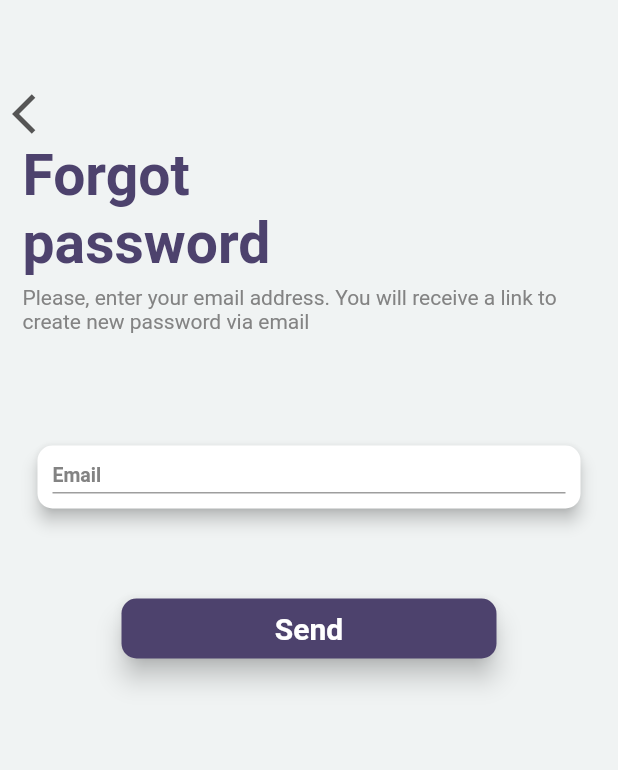
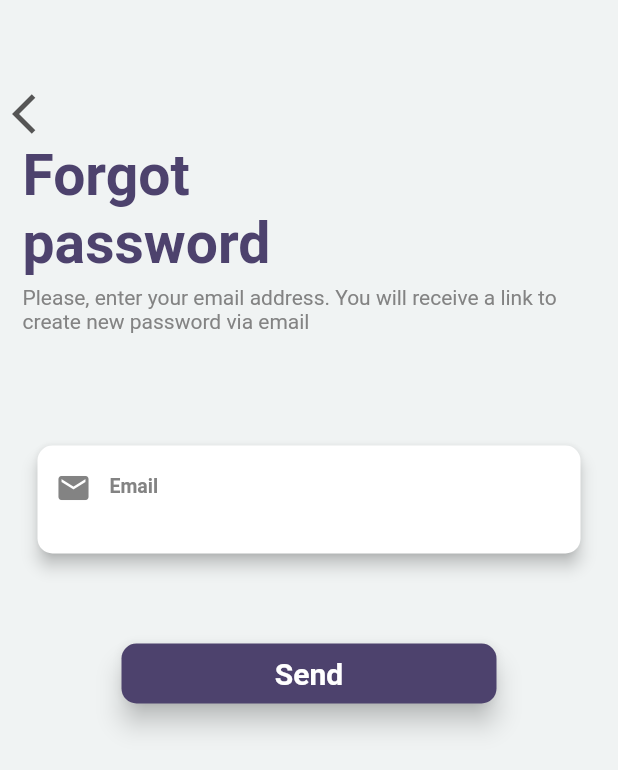
Before and after one commit to asps1999-OO7/Login-Signup_page, a Flutter app: the Forgotpassword screen opened directly, on a phone screen of 412 x 824 dp. Shown: the top 770 px of the screen. Run offline on Flutter 3.47's test engine with Material 2 defaults, Android fonts, the phone set to English and light mode, and no system bars; our stand-ins replace flutter_signin_button.

Commit message:
Update forget_password.dart

```diff
--- a/lib/forget_password.dart
+++ b/lib/forget_password.dart
@@ -1,12 +1,9 @@
 import 'package:flutter/material.dart';
 import 'package:flutter/rendering.dart';
+//import 'package:email_validator/email_validator.dart';
 //import 'package:login_page/signup.dart';
 //import 'package:flutter_signin_button/flutter_signin_button.dart';
 //import 'package:font_awesome_flutter/font_awesome_flutter.dart';
-
-
-
-
 
 class Forgotpassword extends StatefulWidget {
   @override
@@ -14,16 +11,35 @@ class Forgotpassword extends StatefulWidget {
 }
 
 class _ForgotpasswordState extends State<Forgotpassword> {
+  final _formKey = GlobalKey<FormState>();
+  final scaffoldKey = GlobalKey<ScaffoldState>();
+  String _email;
+  void _submit() {
+    final form = _formKey.currentState;
+    if (form.validate()) {
+      form.save();
+    }
+    performSend();
+  }
+
+  void performSend() {
+    final snackbar = new SnackBar(
+      content: new Text("email:$_email"),
+    );
+    scaffoldKey.currentState.showSnackBar(snackbar);
+  }
+
+  //var email = "tony@starkindustries.com";
   @override
   Widget build(BuildContext context) {
     return new Scaffold(
+      key: scaffoldKey,
       backgroundColor: Color(0xFFF0F3F3),
       resizeToAvoidBottomPadding: false,
       body: Column(
         crossAxisAlignment: CrossAxisAlignment.start,
         children: <Widget>[
           Container(
-
               child: Stack(
             children: <Widget>[
               SizedBox(height: 50.0),
@@ -62,27 +78,40 @@ class _ForgotpasswordState extends State<Forgotpassword> {
             ],
           )),
           SizedBox(height: 40.0),
+          Column(
+            children: <Widget>[
               Container(
-            padding: EdgeInsets.only(top: 35.0, left: 25.0, right: 25.0),
+                padding: EdgeInsets.only(
+                    top: 35.0, left: 25.0, right: 25.0, bottom: 100.0),
                 child: Column(
                   children: <Widget>[
                     Container(
-                  height: 42.0,
+                      height: 72.0,
                       child: Material(
                         borderRadius: BorderRadius.circular(10.0),
                         color: Color(0xFFFFFFFF),
                         elevation: 4.5,
-                    child: Padding(
-                      padding:EdgeInsets.all(10.0),
-                      child: TextField(
+                        child: Form(
+                          key: _formKey,
+                          //child: Padding(
+                            //padding: EdgeInsets.all(10.0),
+                            child: TextFormField(
                               decoration: InputDecoration(
+                                border: InputBorder.none,
+                                prefixIcon:
+                                    Icon(Icons.email, color: Color(0xFF838383)),
                                 labelText: 'Email',
                                 labelStyle: TextStyle(
                                   fontSize: 13.0,
                                   fontWeight: FontWeight.bold,
                                   color: Color(0xFF838383),
                                 ),
-                              )),
+                              ),
+                              validator: (val) =>
+                                  !val.contains('@') ? '                     Not a valid email address, should be you@gmail.com' : null,
+                              onSaved: (val) => _email = val,
+                            ),
+                          //),
                         ),
                       ),
                     ),
@@ -133,9 +162,9 @@ class _ForgotpasswordState extends State<Forgotpassword> {
                         ),
                       ),
                     ),*/
-                SizedBox(height:60.0),
+                    SizedBox(height: 60.0),
                     Container(
-                  width:250.0,
+                      width: 250.0,
                       height: 40.0,
                       child: Material(
                         borderRadius: BorderRadius.circular(10.0),
@@ -143,7 +172,9 @@ class _ForgotpasswordState extends State<Forgotpassword> {
                         color: Color(0xFF4D426D),
                         elevation: 7.0,
                         child: GestureDetector(
-                      onTap: () {},
+                          onTap: () {
+                            _submit();
+                          },
                           child: Center(
                               child: Text('Send',
                                   style: TextStyle(
@@ -281,6 +312,8 @@ class _ForgotpasswordState extends State<Forgotpassword> {
               ),
             ],
           ),
+        ],
+      ),
     );
   }
 }
```
Lines whose indentation alone changed are shown as unchanged.
